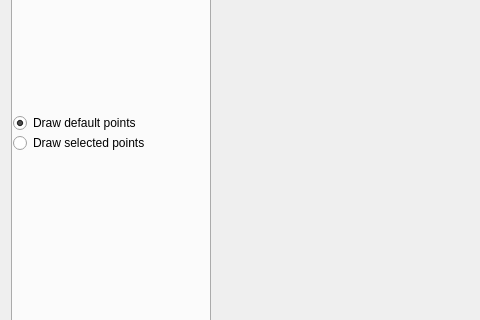
Qt form window.ui (npklein/scientific_visualization) before a commit; both pictures show x 0 to 480 and y 124 to 444 of the 701 by 628 pixel window.
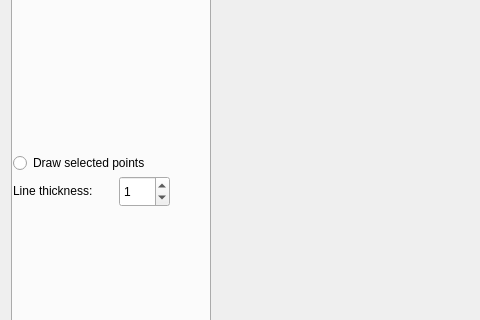
The same form after that commit. Custom widgets are drawn as their Qt base class.

Commit message: Added linethickness option to streamlines

The edit to the form file:
```diff
--- a/window.ui
+++ b/window.ui
@@ -852,23 +852,7 @@
        <property name="geometry">
         <rect>
          <x>0</x>
-         <y>200</y>
-         <width>161</width>
-         <height>20</height>
-        </rect>
-       </property>
-       <property name="text">
-        <string>Draw default points</string>
-       </property>
-       <property name="checked">
-        <bool>true</bool>
-       </property>
-      </widget>
-      <widget class="QRadioButton" name="radioButtonDrawSelectedPointStreamlines">
-       <property name="geometry">
-        <rect>
-         <x>0</x>
-         <y>220</y>
+         <y>240</y>
          <width>161</width>
          <height>20</height>
         </rect>
@@ -877,6 +861,41 @@
         <string>Draw selected points</string>
        </property>
       </widget>
+      <widget class="QLabel" name="label_13">
+       <property name="geometry">
+        <rect>
+         <x>0</x>
+         <y>270</y>
+         <width>91</width>
+         <height>16</height>
+        </rect>
+       </property>
+       <property name="text">
+        <string>Line thickness:</string>
+       </property>
+      </widget>
+      <widget class="QSpinBox" name="spinBoxLineThickness">
+       <property name="geometry">
+        <rect>
+         <x>106</x>
+         <y>263</y>
+         <width>51</width>
+         <height>31</height>
+        </rect>
+       </property>
+       <property name="maximum">
+        <number>50</number>
+       </property>
+       <property name="singleStep">
+        <number>1</number>
+       </property>
+       <property name="value">
+        <number>1</number>
+       </property>
+       <property name="displayIntegerBase">
+        <number>10</number>
+       </property>
+      </widget>
      </widget>
     </widget>
    </item>
```
Left out of the diff: 88 changed lines with no effect on the pictures. The commit also changes 4 other files.
